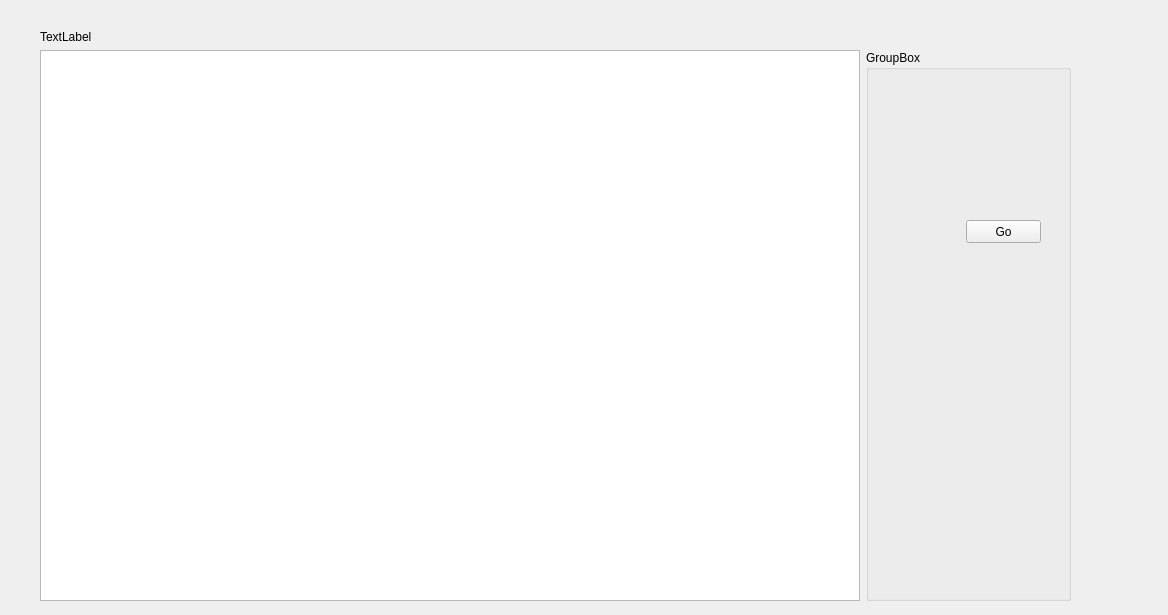
Above: src/reportsView.ui from rbaker26/BigBlueBox before the change. Below: the same form after it.
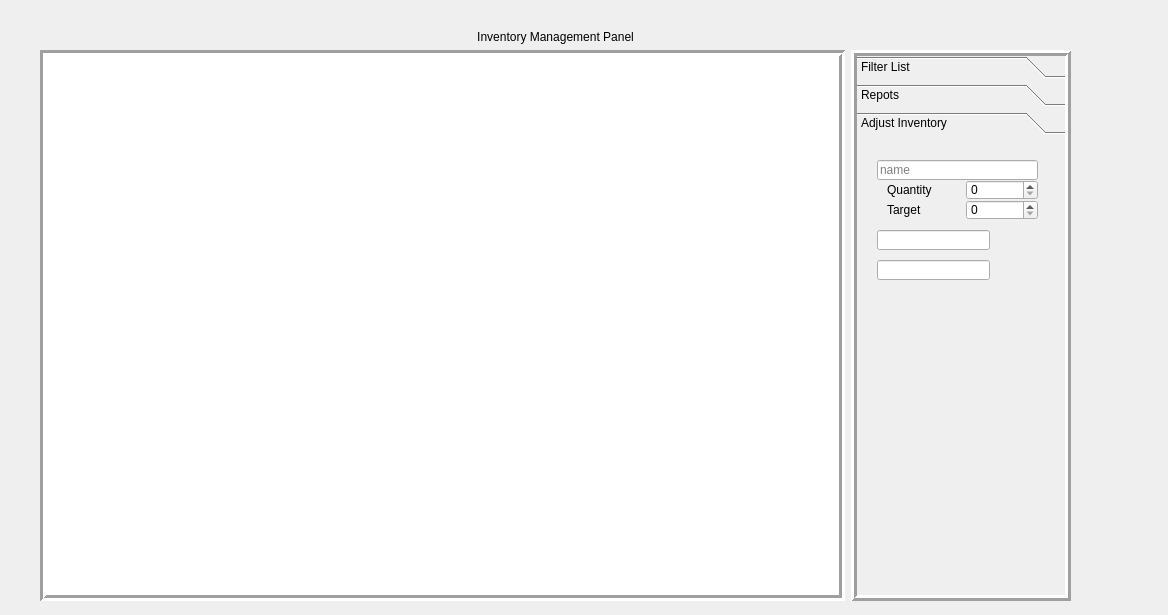
That is the form after the change. The open tabs and pages were chosen to show the change.

Commit message: added functionality to inv table

Patch:
```diff
--- a/src/reportsView.ui
+++ b/src/reportsView.ui
@@ -10,10 +10,22 @@
     <height>615</height>
    </rect>
   </property>
+  <property name="sizePolicy">
+   <sizepolicy hsizetype="Preferred" vsizetype="Preferred">
+    <horstretch>0</horstretch>
+    <verstretch>0</verstretch>
+   </sizepolicy>
+  </property>
   <property name="windowTitle">
    <string>Form</string>
   </property>
-  <widget class="QWidget" name="">
+  <property name="autoFillBackground">
+   <bool>false</bool>
+  </property>
+  <property name="styleSheet">
+   <string notr="true">font: 8pt &quot;Segoe UI&quot;;</string>
+  </property>
+  <widget class="QWidget" name="layoutWidget">
    <property name="geometry">
     <rect>
      <x>40</x>
@@ -25,8 +37,26 @@
    <layout class="QVBoxLayout" name="verticalLayout">
     <item>
      <widget class="QLabel" name="label">
+      <property name="layoutDirection">
+       <enum>Qt::LeftToRight</enum>
+      </property>
+      <property name="styleSheet">
+       <string notr="true">font: 10pt &quot;Segoe UI&quot;;</string>
+      </property>
+      <property name="frameShape">
+       <enum>QFrame::NoFrame</enum>
+      </property>
       <property name="text">
-       <string>TextLabel</string>
+       <string>Inventory Management Panel</string>
+      </property>
+      <property name="textFormat">
+       <enum>Qt::RichText</enum>
+      </property>
+      <property name="alignment">
+       <set>Qt::AlignCenter</set>
+      </property>
+      <property name="wordWrap">
+       <bool>false</bool>
       </property>
      </widget>
     </item>
@@ -36,35 +66,227 @@
        <widget class="QTableWidget" name="tableWidget_inv">
         <property name="sizePolicy">
          <sizepolicy hsizetype="Expanding" vsizetype="Expanding">
-          <horstretch>4</horstretch>
+          <horstretch>11</horstretch>
           <verstretch>0</verstretch>
          </sizepolicy>
         </property>
+        <property name="frameShape">
+         <enum>QFrame::Box</enum>
+        </property>
+        <property name="frameShadow">
+         <enum>QFrame::Sunken</enum>
+        </property>
+        <property name="lineWidth">
+         <number>3</number>
+        </property>
+        <property name="editTriggers">
+         <set>QAbstractItemView::NoEditTriggers</set>
+        </property>
+        <property name="alternatingRowColors">
+         <bool>true</bool>
+        </property>
        </widget>
       </item>
       <item>
-       <widget class="QGroupBox" name="groupBox">
+       <widget class="QToolBox" name="toolBox">
         <property name="sizePolicy">
          <sizepolicy hsizetype="Preferred" vsizetype="Preferred">
-          <horstretch>1</horstretch>
+          <horstretch>3</horstretch>
           <verstretch>0</verstretch>
          </sizepolicy>
         </property>
-        <property name="title">
-         <string>GroupBox</string>
+        <property name="frameShape">
+         <enum>QFrame::Box</enum>
         </property>
-        <widget class="QPushButton" name="pushButton_fillTable1">
+        <property name="frameShadow">
+         <enum>QFrame::Raised</enum>
+        </property>
+        <property name="lineWidth">
+         <number>3</number>
+        </property>
+        <widget class="QWidget" name="toolBoxPage1">
          <property name="geometry">
           <rect>
-           <x>100</x>
-           <y>170</y>
-           <width>75</width>
-           <height>23</height>
+           <x>0</x>
+           <y>0</y>
+           <width>207</width>
+           <height>451</height>
           </rect>
          </property>
-         <property name="text">
-          <string>Go</string>
+         <attribute name="label">
+          <string>Filter List</string>
+         </attribute>
+         <widget class="QWidget" name="verticalLayoutWidget">
+          <property name="geometry">
+           <rect>
+            <x>0</x>
+            <y>0</y>
+            <width>201</width>
+            <height>31</height>
+           </rect>
+          </property>
+          <layout class="QVBoxLayout" name="verticalLayout_2"/>
+         </widget>
+         <widget class="QRadioButton" name="radioButton">
+          <property name="geometry">
+           <rect>
+            <x>30</x>
+            <y>150</y>
+            <width>82</width>
+            <height>17</height>
+           </rect>
+          </property>
+          <property name="text">
+           <string>Name</string>
+          </property>
+         </widget>
+         <widget class="QRadioButton" name="radioButton_2">
+          <property name="geometry">
+           <rect>
+            <x>120</x>
+            <y>150</y>
+            <width>82</width>
+            <height>17</height>
+           </rect>
+          </property>
+          <property name="text">
+           <string>RadioButton</string>
+          </property>
+         </widget>
+         <widget class="QRadioButton" name="radioButton_3">
+          <property name="geometry">
+           <rect>
+            <x>30</x>
+            <y>170</y>
+            <width>82</width>
+            <height>17</height>
+           </rect>
+          </property>
+          <property name="text">
+           <string>RadioButton</string>
+          </property>
+         </widget>
+        </widget>
+        <widget class="QWidget" name="toolBoxPage2">
+         <property name="geometry">
+          <rect>
+           <x>0</x>
+           <y>0</y>
+           <width>207</width>
+           <height>451</height>
+          </rect>
          </property>
+         <attribute name="label">
+          <string>Repots</string>
+         </attribute>
+         <widget class="QTimeEdit" name="timeEdit">
+          <property name="geometry">
+           <rect>
+            <x>20</x>
+            <y>90</y>
+            <width>118</width>
+            <height>22</height>
+           </rect>
+          </property>
+         </widget>
+        </widget>
+        <widget class="QWidget" name="toolBoxPage3">
+         <property name="geometry">
+          <rect>
+           <x>0</x>
+           <y>0</y>
+           <width>207</width>
+           <height>451</height>
+          </rect>
+         </property>
+         <attribute name="label">
+          <string>Adjust Inventory</string>
+         </attribute>
+         <widget class="QLineEdit" name="lineEdit_itemName">
+          <property name="geometry">
+           <rect>
+            <x>20</x>
+            <y>20</y>
+            <width>161</width>
+            <height>20</height>
+           </rect>
+          </property>
+          <property name="placeholderText">
+           <string>name</string>
+          </property>
+         </widget>
+         <widget class="QWidget" name="layoutWidget_2">
+          <property name="geometry">
+           <rect>
+            <x>30</x>
+            <y>60</y>
+            <width>151</width>
+            <height>20</height>
+           </rect>
+          </property>
+          <layout class="QHBoxLayout" name="horizontalLayout_3">
+           <item>
+            <widget class="QLabel" name="label_3">
+             <property name="text">
+              <string>Target</string>
+             </property>
+            </widget>
+           </item>
+           <item>
+            <widget class="QSpinBox" name="spinBox_targetQ">
+             <property name="maximum">
+              <number>1000</number>
+             </property>
+            </widget>
+           </item>
+          </layout>
+         </widget>
+         <widget class="QLineEdit" name="lineEdit">
+          <property name="geometry">
+           <rect>
+            <x>20</x>
+            <y>90</y>
+            <width>113</width>
+            <height>20</height>
+           </rect>
+          </property>
+         </widget>
+         <widget class="QLineEdit" name="lineEdit_2">
+          <property name="geometry">
+           <rect>
+            <x>20</x>
+            <y>120</y>
+            <width>113</width>
+            <height>20</height>
+           </rect>
+          </property>
+         </widget>
+         <widget class="QWidget" name="">
+          <property name="geometry">
+           <rect>
+            <x>30</x>
+            <y>40</y>
+            <width>151</width>
+            <height>20</height>
+           </rect>
+          </property>
+          <layout class="QHBoxLayout" name="horizontalLayout_2">
+           <item>
+            <widget class="QLabel" name="label_2">
+             <property name="text">
+              <string>Quantity</string>
+             </property>
+            </widget>
+           </item>
+           <item>
+            <widget class="QSpinBox" name="spinBox_quantity">
+             <property name="maximum">
+              <number>1000</number>
+             </property>
+            </widget>
+           </item>
+          </layout>
+         </widget>
         </widget>
        </widget>
       </item>
```
The commit also changes 3 other files.
